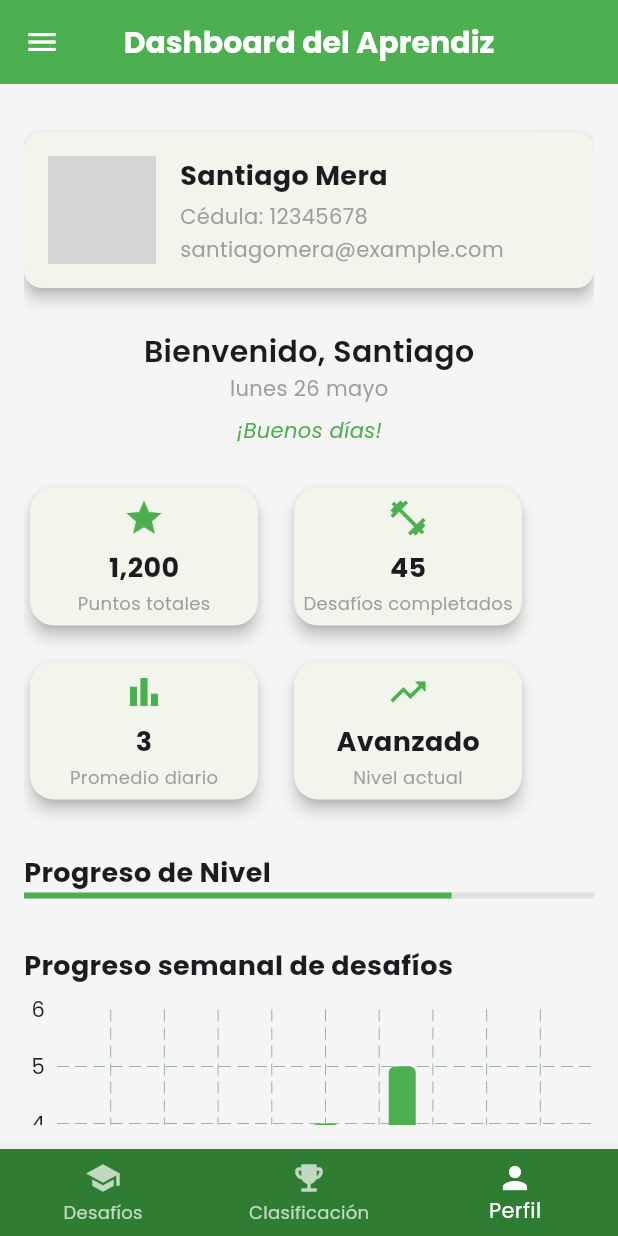
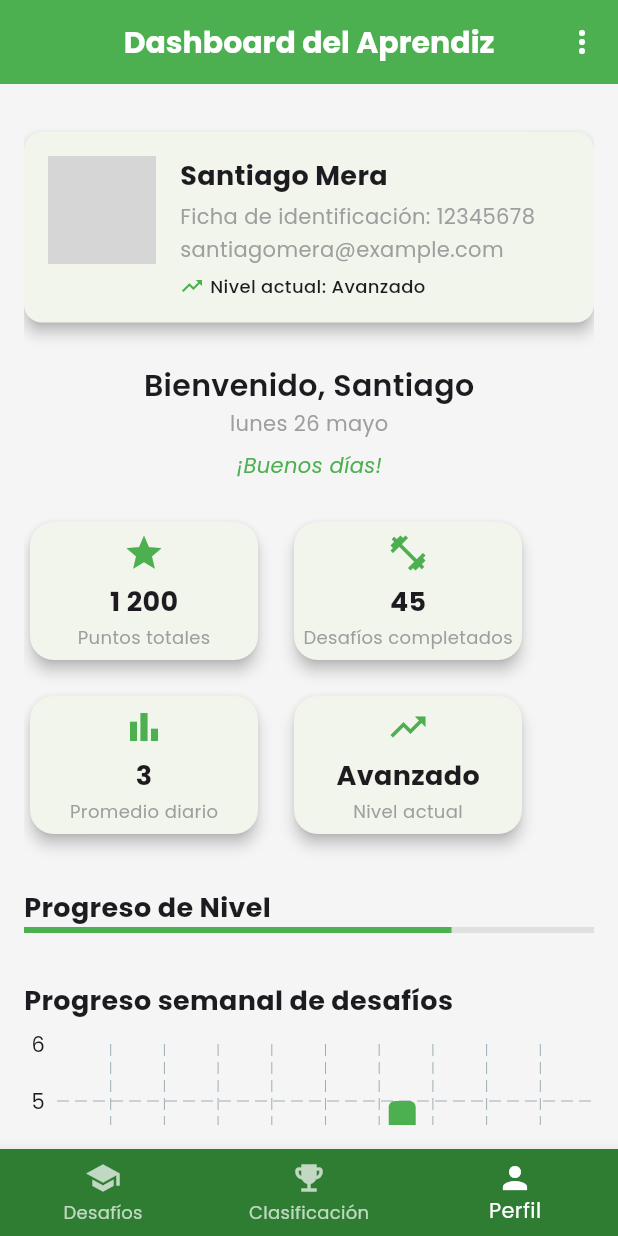
Before and after one commit to santiagomera06/appgymsenaHEALTHU, a Flutter app: the screen it shows after launch, item 3 of the bottom bar chosen, on a phone screen of 412 x 824 dp. Run offline on Flutter 3.47's test engine with Material 3 defaults, Android fonts, the phone set to English and light mode, and no system bars; drawn by our look-alikes of fl_chart; our stand-ins replace google_fonts, shared_preferences; accounts and stored records are empty; network calls fail; grey boxes are pictures that could not be loaded.

Commit message:
final Dashboard

```diff
--- a/lib/main.dart
+++ b/lib/main.dart
@@ -1,9 +1,5 @@
-// lib/main.dart
-
 import 'package:flutter/material.dart';
 import 'package:intl/date_symbol_data_local.dart';
-
-// Importa siempre con 'package:' o rutas relativas dentro de 'lib/'
 import 'package:healthu/styles/app_theme.dart';
 import 'package:healthu/models/usuario.dart';
 import 'package:healthu/screens/home_screen.dart';
@@ -25,6 +21,7 @@ class MyApp extends StatelessWidget {
       nombre: 'Santiago Mera',
       email: 'santiagomera@example.com',
       fotoUrl: 'https://via.placeholder.com/150',
+      nivelActual: 'Avanzado',
     );
 
     return MaterialApp(
--- a/lib/models/usuario.dart
+++ b/lib/models/usuario.dart
@@ -1,24 +1,20 @@
-// lib/models/usuario.dart
 
-/// Modelo que representa un usuario en la aplicación
 class Usuario {
-  /// Identificador único (cédula)
   final String id;
-
-  /// Nombre completo del usuario
   final String nombre;
-
-  /// Correo electrónico del usuario
   final String email;
-
-  /// URL de la foto de perfil
   final String fotoUrl;
 
-  /// Constructor
+
+
+  final String nivelActual;
+
   const Usuario({
     required this.id,
     required this.nombre,
     required this.email,
     required this.fotoUrl,
+
+    required this.nivelActual,
   });
 }
--- a/lib/screens/clasificacion_screen.dart
+++ b/lib/screens/clasificacion_screen.dart
@@ -1,15 +1,14 @@
-// lib/screens/clasificacion_screen.dart
+
 
 import 'package:flutter/material.dart';
 
-/// Por ahora dejamos esta pantalla en blanco:
 class ClasificacionScreen extends StatelessWidget {
   const ClasificacionScreen({super.key});
 
   @override
   Widget build(BuildContext context) {
     return const Scaffold(
-      // Opcion: podrías poner un Center(child: Text("Clasificación va aquí"));
+
       body: SizedBox.shrink(),
     );
   }
--- a/lib/screens/dashboard_screen.dart
+++ b/lib/screens/dashboard_screen.dart
@@ -1,91 +1,116 @@
 // lib/screens/dashboard_screen.dart
-
 import 'package:flutter/material.dart';
 import 'package:intl/intl.dart';
 import 'package:healthu/models/usuario.dart';
 
+import '../widgets/selector_dispersion.dart';
+import '../widgets/graficas_extra.dart';
 import 'ficha_identificacion.dart';
 import 'tarjetas_dashboard.dart';
 import 'graficas_dashboard.dart';
 import 'grafica_anillo.dart';
+import 'editar_usuario_screen.dart';   // ← NUEVO
 
-class DashboardScreen extends StatelessWidget {
+// 1️⃣  Ahora es StatefulWidget
+class DashboardScreen extends StatefulWidget {
   final Usuario usuario;
+  const DashboardScreen({super.key, required this.usuario});
 
-  const DashboardScreen({
-    super.key,
-    required this.usuario,
-  });
+  @override
+  State<DashboardScreen> createState() => _DashboardScreenState();
+}
+
+class _DashboardScreenState extends State<DashboardScreen> {
+  late Usuario usuario;
+
+  @override
+  void initState() {
+    super.initState();
+    usuario = widget.usuario;     // copia inicial para poder mutar
+  }
 
   @override
   Widget build(BuildContext context) {
-    // Fecha y saludo
+    // ─── Fecha y saludo ───
     final fechaHoy = DateFormat('EEEE d MMMM', 'es').format(DateTime.now());
     final hora = DateTime.now().hour;
-    String saludo;
-    if (hora < 12) {
-      saludo = '¡Buenos días!';
-    } else if (hora < 18) {
-      saludo = '¡Buenas tardes!';
-    } else {
-      saludo = '¡Buenas noches!';
-    }
+    final saludo = (hora < 12)
+        ? '¡Buenos días!'
+        : (hora < 18)
+            ? '¡Buenas tardes!'
+            : '¡Buenas noches!';
 
-    // Datos para la gráfica de barras
-    final datosSemana = <double>[2.0, 3.0, 1.0, 4.0, 5.0, 2.0, 0.0];
+    // ─── Datos demo ───
+    final datosSemana = <double>[2, 3, 1, 4, 5, 2, 0];
 
-    // Datos para la gráfica circular
     final actividades = <PieSectionDataModel>[
-      PieSectionDataModel(value: 35, color: Colors.green,      label: "Cardio",  textColor: Colors.white),
-      PieSectionDataModel(value: 35, color: Colors.lightGreen, label: "Fuerza",  textColor: Colors.black),
-      PieSectionDataModel(value: 30, color: Colors.grey.shade300, label: "Descanso", textColor: Colors.black),
+      PieSectionDataModel(
+          value: 35,
+          color: Colors.green,
+          label: 'Cardio',
+          textColor: Colors.white),
+      PieSectionDataModel(
+          value: 35,
+          color: Colors.lightGreen,
+          label: 'Fuerza',
+          textColor: Colors.black),
+      PieSectionDataModel(
+          value: 30,
+          color: Colors.grey.shade300,
+          label: 'Descanso',
+          textColor: Colors.black),
     ];
 
-    // Datos para las tarjetas
     final tarjetas = <CardDataModel>[
-      CardDataModel(title: "Puntos totales",       value: "1,200",    icon: Icons.star),
-      CardDataModel(title: "Desafíos completados", value: "45",       icon: Icons.fitness_center),
-      CardDataModel(title: "Promedio diario",      value: "3",        icon: Icons.bar_chart),
-      CardDataModel(title: "Nivel actual",         value: "Avanzado", icon: Icons.trending_up),
+      CardDataModel(
+          title: 'Puntos totales', value: '1 200', icon: Icons.star),
+      CardDataModel(
+          title: 'Desafíos completados',
+          value: '45',
+          icon: Icons.fitness_center),
+      CardDataModel(
+          title: 'Promedio diario', value: '3', icon: Icons.bar_chart),
+      CardDataModel(
+          title: 'Nivel actual',
+          value: 'Avanzado',
+          icon: Icons.trending_up),
     ];
 
     return Scaffold(
       appBar: AppBar(
         title: const Text('Dashboard del Aprendiz'),
         centerTitle: true,
+        actions: [
+          Builder(
+            builder: (context) => IconButton(
+              icon: const Icon(Icons.more_vert),
+              onPressed: () => Scaffold.of(context).openEndDrawer(),
+            ),
+          ),
+        ],
       ),
-      drawer: Drawer(
+
+      // 2️⃣  Menú desplegable con “Actualizar datos”
+      endDrawer: Drawer(
         child: ListView(
           padding: EdgeInsets.zero,
           children: [
-            const DrawerHeader(
-              decoration: BoxDecoration(color: Colors.green),
-              child: Column(
-                crossAxisAlignment: CrossAxisAlignment.start,
-                children: [
-                  CircleAvatar(
-                    backgroundImage: AssetImage('assets/images/perfil.png'),
-                    radius: 30,
-                  ),
-                  SizedBox(height: 10),
-                  Text('Aprendiz SENA', style: TextStyle(color: Colors.white, fontSize: 18)),
-                  Text('aprendiz@sena.edu.co', style: TextStyle(color: Colors.white70, fontSize: 12)),
-                ],
-              ),
-            ),
             DrawerHeader(
               decoration: const BoxDecoration(color: Colors.green),
               child: Column(
                 crossAxisAlignment: CrossAxisAlignment.start,
                 children: [
                   CircleAvatar(
-                    backgroundImage: NetworkImage(usuario.fotoUrl),
-                    radius: 30,
-                  ),
+                      backgroundImage: NetworkImage(usuario.fotoUrl),
+                      radius: 30),
                   const SizedBox(height: 10),
-                  Text(usuario.nombre, style: const TextStyle(color: Colors.white, fontSize: 18)),
+                  Text(usuario.nombre,
+                      style: const TextStyle(
+                          color: Colors.white, fontSize: 18)),
                   const SizedBox(height: 4),
-                  Text(usuario.email, style: const TextStyle(color: Colors.white70, fontSize: 12)),
+                  Text(usuario.email,
+                      style: const TextStyle(
+                          color: Colors.white70, fontSize: 12)),
                 ],
               ),
             ),
@@ -99,6 +124,21 @@ class DashboardScreen extends StatelessWidget {
               title: const Text('Perfil'),
               onTap: () => Navigator.pop(context),
             ),
+            ListTile(
+              leading: const Icon(Icons.refresh),
+              title: const Text('Actualizar datos'),
+              onTap: () async {
+                Navigator.pop(context); // cierra drawer
+                final actualizado =
+                    await Navigator.push<Usuario>(context,
+                        MaterialPageRoute(
+                            builder: (_) =>
+                                EditarUsuarioScreen(usuario: usuario)));
+                if (actualizado != null) {
+                  setState(() => usuario = actualizado);
+                }
+              },
+            ),
             const Divider(),
             ListTile(
               leading: const Icon(Icons.logout),
@@ -111,39 +151,61 @@ class DashboardScreen extends StatelessWidget {
           ],
         ),
       ),
+
+      // ─── Cuerpo ───
       body: Padding(
         padding: const EdgeInsets.all(16.0),
         child: ListView(
           children: [
+            // Tarjeta de identificación
             FichaIdentificacion(usuario: usuario),
             const SizedBox(height: 12),
+
+            // Bienvenida
             Center(
-              child: Text(
-                "Bienvenido, ${usuario.nombre.split(' ')[0]}",
-                style: const TextStyle(fontSize: 20, fontWeight: FontWeight.w600),
-              ),
+              child: Text('Bienvenido, ${usuario.nombre.split(' ')[0]}',
+                  style: const TextStyle(
+                      fontSize: 20, fontWeight: FontWeight.w600)),
             ),
             Center(
-              child: Text(fechaHoy, style: const TextStyle(fontSize: 14, color: Colors.grey)),
-            ),
+                child: Text(fechaHoy,
+                    style:
+                        const TextStyle(fontSize: 14, color: Colors.grey))),
             const SizedBox(height: 8),
             Center(
-              child: Text(
-                saludo,
-                style: const TextStyle(fontSize: 14, fontStyle: FontStyle.italic, color: Colors.green),
-              ),
-            ),
+                child: Text(saludo,
+                    style: const TextStyle(
+                        fontSize: 14,
+                        fontStyle: FontStyle.italic,
+                        color: Colors.green))),
             const SizedBox(height: 24),
+
+            // Tarjetas resumen
             TarjetasDashboard(items: tarjetas),
             const SizedBox(height: 32),
-            const TextoSeccion("Progreso de Nivel"),
+
+            // Progreso de nivel
+            const TextoSeccion('Progreso de Nivel'),
             const BarraProgreso(),
             const SizedBox(height: 32),
-            const TextoSeccion("Progreso semanal de desafíos"),
+
+            // Progreso semanal
+            const TextoSeccion('Progreso semanal de desafíos'),
             const SizedBox(height: 16),
             GraficaBarras(valores: datosSemana),
             const SizedBox(height: 32),
             GraficaCircular(sections: actividades),
+
+            // Calorías por actividad
+            const SizedBox(height: 32),
+            const TextoSeccion('Calorías por actividad (semana)'),
+            const SizedBox(height: 16),
+            const GraficaBarrasApiladas(),
+
+            // Comparar variables
+            const SizedBox(height: 32),
+            const TextoSeccion('Comparar variables'),
+            const SelectorDispersion(),
           ],
         ),
       ),
--- a/lib/screens/ficha_identificacion.dart
+++ b/lib/screens/ficha_identificacion.dart
@@ -1,18 +1,9 @@
-// lib/screens/ficha_identificacion.dart
-
 import 'package:flutter/material.dart';
-// IMPORTA tu modelo desde lib/models con 'package:'
 import 'package:healthu/models/usuario.dart';
 
-/// Tarjeta con la información principal de un usuario:
-/// foto, nombre, cédula y correo.
 class FichaIdentificacion extends StatelessWidget {
   final Usuario usuario;
-
-  const FichaIdentificacion({
-    super.key,
-    required this.usuario,
-  });
+  const FichaIdentificacion({super.key, required this.usuario});
 
   @override
   Widget build(BuildContext context) {
@@ -23,12 +14,16 @@ class FichaIdentificacion extends StatelessWidget {
       child: Padding(
         padding: const EdgeInsets.all(16),
         child: Row(
+          crossAxisAlignment: CrossAxisAlignment.start,          // para alinear arriba
           children: [
+            // ▸ Foto (igual que antes)
             CircleAvatar(
               radius: 36,
               backgroundImage: NetworkImage(usuario.fotoUrl),
             ),
             const SizedBox(width: 16),
+
+            // ▸ Datos y etiquetas
             Expanded(
               child: Column(
                 crossAxisAlignment: CrossAxisAlignment.start,
@@ -42,13 +37,29 @@ class FichaIdentificacion extends StatelessWidget {
                   ),
                   const SizedBox(height: 4),
                   Text(
-                    'Cédula: ${usuario.id}',
-                    style: const TextStyle(fontSize: 14, color: Colors.grey),
-                  ),
+                    'Ficha de identificación: ${usuario.id}',
+                     style: const TextStyle(fontSize: 14, color: Colors.grey),
+                   ),
+
                   const SizedBox(height: 2),
                   Text(
                     usuario.email,
                     style: const TextStyle(fontSize: 14, color: Colors.grey),
+                  ),
+                  const SizedBox(height: 6),
+
+                  // 🟢 NUEVO nivel actual
+                  Row(
+                    children: [
+                      const Icon(Icons.trending_up,
+                          size: 16, color: Colors.green),
+                      const SizedBox(width: 4),
+                      Text(
+                        'Nivel actual: ${usuario.nivelActual}',
+                        style: const TextStyle(
+                            fontSize: 12, fontWeight: FontWeight.w500),
+                      ),
+                    ],
                   ),
                 ],
               ),
--- a/lib/screens/home_screen.dart
+++ b/lib/screens/home_screen.dart
@@ -1,13 +1,9 @@
-// lib/screens/home_screen.dart
-
 import 'package:flutter/material.dart';
 import 'package:healthu/models/usuario.dart';
 import 'package:healthu/widgets/bottom_nav_bar.dart';
-
-// Importa tus pantallas con package:
 import 'package:healthu/screens/desafios_screen.dart';
 import 'package:healthu/screens/clasificacion_screen.dart';
-import 'package:healthu/screens/dashboard_screen.dart'; // lo usas como "Perfil"
+import 'package:healthu/screens/dashboard_screen.dart';
 
 class HomeScreen extends StatefulWidget {
   final Usuario usuario;
@@ -20,11 +16,11 @@ class HomeScreen extends StatefulWidget {
 class _HomeScreenState extends State<HomeScreen> {
   int _selectedIndex = 0;
 
-  // Asegúrate de tener tantas pantallas aquí como ítems en tu BottomNavBar:
+  // barra de navegacion
   late final List<Widget> _screens = [
-    const DesafiosScreen(),           // índice 0
-    const ClasificacionScreen(),      // índice 1 (vacío por ahora)
-    DashboardScreen(usuario: widget.usuario), // índice 2 = Perfil
+    const DesafiosScreen(),
+    const ClasificacionScreen(),
+    DashboardScreen(usuario: widget.usuario),
   ];
 
   void _onTap(int index) {
--- a/lib/screens/profile_screen.dart
+++ b/lib/screens/profile_screen.dart
@@ -1,5 +1,3 @@
-// lib/screens/profile_screen.dart
-
 import 'package:flutter/material.dart';
 import 'package:intl/intl.dart';
 
--- a/lib/widgets/bottom_nav_bar.dart
+++ b/lib/widgets/bottom_nav_bar.dart
@@ -1,5 +1,3 @@
-// lib/widgets/bottom_nav_bar.dart
-
 import 'package:flutter/material.dart';
 
 /// Barra de navegación inferior común a toda la app,
```
Also changed, not shown: lib/screens/editar_usuario_screen.dart (added, +102 -0 lines), lib/widgets/bullet_legend.dart (added, +29 -0 lines), lib/widgets/graficas_extra.dart (added, +65 -0 lines), lib/widgets/selector_dispersion.dart (added, +118 -0 lines), pubspec.yaml (+7 -75 lines), lib/routes/ejercicio_routes.dart (deleted), pubspec.lock.
